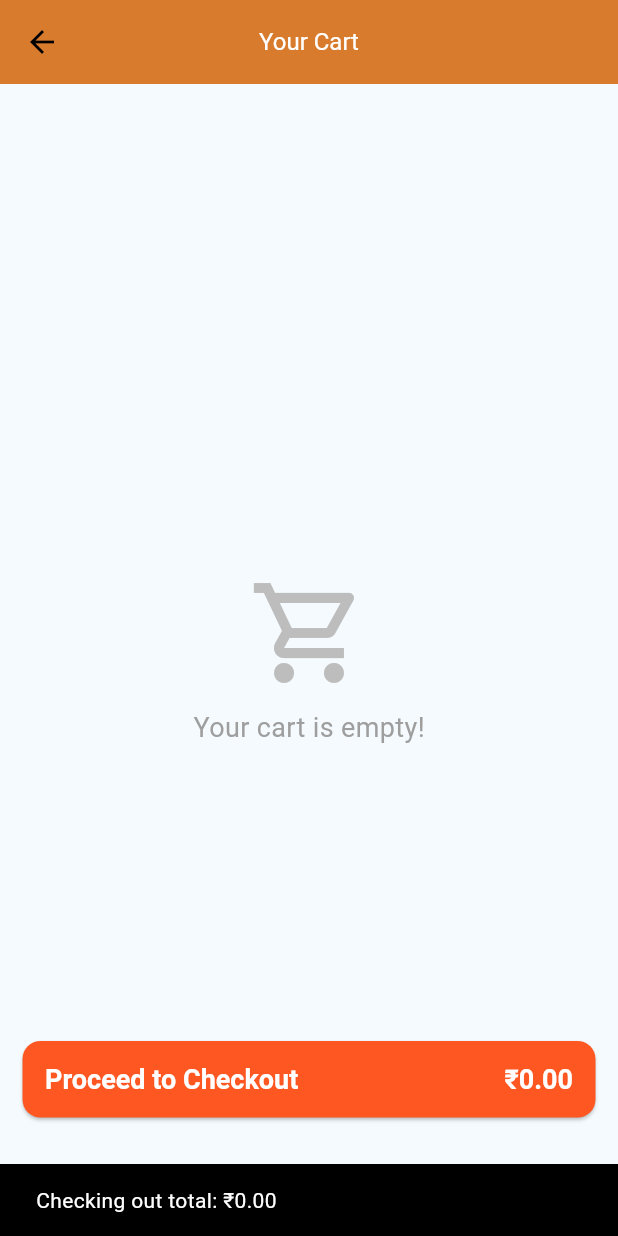
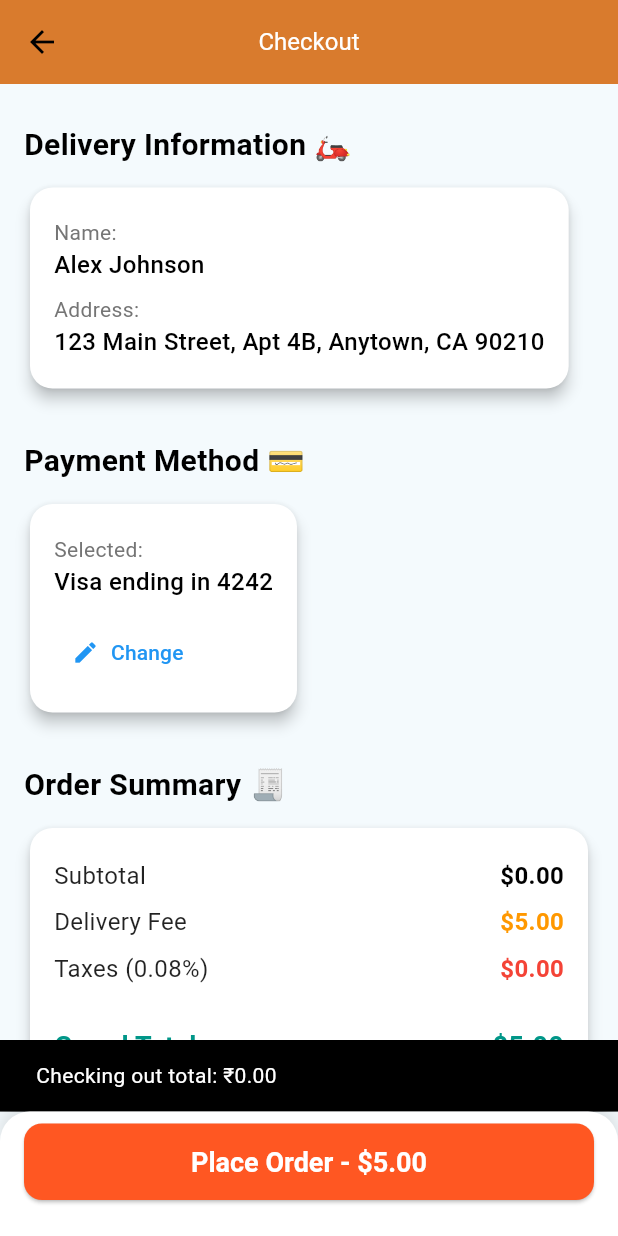
Before and after one commit to devesh12335/food_order_demo, a Flutter app: the CartPage screen opened by its route, after a tap on "Proceed to Checkout", on a phone screen of 412 x 824 dp. Run offline on Flutter 3.47's test engine with Material 3 defaults, Android fonts, the phone set to English and light mode, and no system bars; our stand-ins replace bloc, dio, equatable, flutter_bloc; missing offline and left inert: http_mock_adapter; network calls fail; Roboto replaces fonts that are missing (Montserrat).

Commit message:
cart page bloc completed

```diff
--- a/lib/presentation/screens/cart/bloc.dart
+++ b/lib/presentation/screens/cart/bloc.dart
@@ -1,5 +1,10 @@
 import 'package:bloc/bloc.dart';
+import 'package:flutter/material.dart';
 import 'package:flutter_bloc/flutter_bloc.dart';
+import 'package:food_orders/global_state/globalState.dart';
+import 'package:food_orders/models/cart_model.dart';
+import 'package:food_orders/models/food_list_model.dart';
+import 'package:food_orders/presentation/screens/checkout/view.dart';
 
 import 'events.dart';
 import 'state.dart';
@@ -7,15 +12,95 @@ import 'state.dart';
 class CartBloc extends Bloc<CartEvent, CartState> {
   CartBloc() : super(CartState.initial()) {
     on<CartInitEvent>(_onInit);
+    on<updateTotalPriceEvent>(_onupdateTotalPrice);
+    on<increaseQtyEvent>(_onincreaseQty);
+    on<decreaseQtyEvent>(_ondecreaseQty);
+    on<CheckoutEvent>(_onCheckout);
+}
+
+  Future<void> _onCheckout(CheckoutEvent event, Emitter<CartState> emit) async {
+    try {
+        Navigator.of(event.context).push(MaterialPageRoute(builder: (context)=>CheckoutScreen(subtotalPrice: state.totalPrice??0)));
+    } catch (e) {
+      emit(state.copyWith(status: CartStatus.error, error: e.toString()));
+    }
+  }
+
+
+
+
+  _ondecreaseQty(
+    decreaseQtyEvent event,
+    Emitter<CartState> emit,
+  )  {
+    try {
+      List<CartModel> products =List.from(state.cartItems ?? []);
+      int index = products.indexWhere((ele) => ele.item == event.item.item);
+      if (index != -1) {
+        if (event.item.Quntity > 0) {
+          final updatedItem = CartModel(
+            Quntity: products[index].Quntity - 1,
+            item: event.item.item,
+          );
+          products[index] = updatedItem;
+        }
+
+      }
+add(updateTotalPriceEvent());
+      emit(state.copyWith(cartItems: products));
+    } catch (e) {
+      emit(state.copyWith(status: CartStatus.error, error: e.toString()));
+    }
+  }
+
+  _onincreaseQty(
+    increaseQtyEvent event,
+    Emitter<CartState> emit,
+  )  {
+    try {
+      List<CartModel> products =List.from(state.cartItems ?? []);
+      int index = products.indexWhere((ele) => ele.item == event.item.item);
+      if (index != -1) {
+        final updatedItem = CartModel(
+          Quntity: products[index].Quntity + 1,
+          item: event.item.item,
+        );
+        products[index] = updatedItem;
+      }
+add(updateTotalPriceEvent());
+      emit(state.copyWith(cartItems: products));
+    } catch (e) {
+      emit(state.copyWith(status: CartStatus.error, error: e.toString()));
+    }
+  }
+
+  Future<void> _onupdateTotalPrice(
+    updateTotalPriceEvent event,
+    Emitter<CartState> emit,
+  ) async {
+    try {
+      double total = state.cartItems!.fold(0, (accumulator, cartItem) {
+
+    final price = cartItem.item.price ?? 0;
+    final quantity = cartItem.Quntity;
+
+    return accumulator + (price * quantity);
+  });
+  emit(state.copyWith(totalPrice: double.parse("$total")));
+    } catch (e) {
+      emit(state.copyWith(status: CartStatus.error, error: e.toString()));
+    }
   }
 
   Future<void> _onInit(CartInitEvent event, Emitter<CartState> emit) async {
     try {
       emit(state.copyWith(status: CartStatus.loading));
-      // Iniatial task here
-      emit(state.copyWith(
-        status: CartStatus.loaded,
-      ));
+      List<FoodItem> products = GlobalState.instance.CartItemList;
+      List<CartModel> cartList = products
+          .map((e) => CartModel(Quntity: 1, item: e))
+          .toList();
+          add(updateTotalPriceEvent());
+      emit(state.copyWith(status: CartStatus.loaded, cartItems: cartList));
     } catch (e) {
       emit(state.copyWith(status: CartStatus.error, error: e.toString()));
     }
--- a/lib/presentation/screens/cart/state.dart
+++ b/lib/presentation/screens/cart/state.dart
@@ -1,30 +1,39 @@
 import 'package:equatable/equatable.dart';
+import 'package:food_orders/models/cart_model.dart';
 
 enum CartStatus { initial, loading, loaded, error }
 
 class CartState extends Equatable {
   final CartStatus status;
   final String? error;
+  final double? totalPrice;
+   List<CartModel>? cartItems;
 
-  const CartState({
+   CartState({
     required this.status,
     this.error,
+    this.totalPrice,
+    this.cartItems,
   });
 
-  factory CartState.initial() => const CartState(
+  factory CartState.initial() =>  CartState(
     status: CartStatus.initial,
   );
 
   CartState copyWith({
     CartStatus? status,
     String? error,
+    double? totalPrice,
+    List<CartModel>? cartItems,
   }) {
     return CartState(
       status: status ?? this.status,
       error: error ?? this.error,
+      totalPrice: totalPrice ?? this.totalPrice,
+      cartItems: cartItems ?? this.cartItems,
     );
   }
 
   @override
-  List<Object?> get props => [status, error];
+  List<Object?> get props => [status, error, cartItems, totalPrice];
 }
--- a/lib/presentation/screens/cart/view.dart
+++ b/lib/presentation/screens/cart/view.dart
@@ -3,7 +3,9 @@ import 'dart:ffi';
 import 'package:flutter/material.dart';
 import 'package:flutter_bloc/flutter_bloc.dart';
 import 'package:food_orders/global_state/globalState.dart';
+import 'package:food_orders/models/cart_model.dart';
 import 'package:food_orders/models/food_list_model.dart';
+import 'package:food_orders/presentation/resources/color_manager.dart';
 
 import 'bloc.dart';
 import 'events.dart';
@@ -52,11 +54,7 @@ class CartLoadedPage extends StatelessWidget {
   // List<FoodItem> cartItems;
   CartLoadedPage({super.key,required this.state});
 
-  double get _totalPrice {
-    // Sums up all the prices (assuming price is in cents and converting to dollars)
-    final totalCents = GlobalState.instance.CartItemList.fold(0, (sum, item) => sum + (item.price ?? 0));
-    return double.parse("$totalCents") ;
-  }
+
   @override
   Widget build(BuildContext context) {
      return Scaffold(
@@ -65,7 +63,7 @@ class CartLoadedPage extends StatelessWidget {
 
         elevation: 10,
       ),
-      body: GlobalState.instance.CartItemList.isEmpty
+      body: state.cartItems!.isEmpty
           ? Center(
               child: Column(
                 mainAxisAlignment: MainAxisAlignment.center,
@@ -81,9 +79,9 @@ class CartLoadedPage extends StatelessWidget {
           : ListView.builder(
               padding: const EdgeInsets.only(
                   top: 10.0, left: 16.0, right: 16.0, bottom: 100.0),
-              itemCount: GlobalState.instance.CartItemList.length,
+              itemCount: state.cartItems!.length,
               itemBuilder: (context, index) {
-                return _buildCartItem(GlobalState.instance.CartItemList[index]);
+                return _buildCartItem(state.cartItems![index],context);
               },
             ),
 
@@ -98,10 +96,10 @@ class CartLoadedPage extends StatelessWidget {
       padding: const EdgeInsets.all(15.0),
       child: ElevatedButton(
         onPressed: () {
-          // Placeholder for checkout logic
+          context.read<CartBloc>().add(CheckoutEvent(context: context));
           ScaffoldMessenger.of(context).showSnackBar(
             SnackBar(
-              content: Text('Checking out total: \u{20B9}${_totalPrice.toStringAsFixed(2)}'),
+              content: Text('Checking out total: \u{20B9}${(state.totalPrice??0).toStringAsFixed(2)}'),
             ),
           );
         },
@@ -125,7 +123,7 @@ class CartLoadedPage extends StatelessWidget {
             Padding(
               padding: const EdgeInsets.only(right: 15.0),
               child: Text(
-                '\u{20B9}${_totalPrice.toStringAsFixed(2)}',
+                '\u{20B9}${(state.totalPrice??0).toStringAsFixed(2)}',
                 style: const TextStyle(
                     fontSize: 18, fontWeight: FontWeight.bold, color: Colors.white),
               ),
@@ -137,7 +135,7 @@ class CartLoadedPage extends StatelessWidget {
 
   }
 
-   Widget _buildCartItem(FoodItem item) {
+   Widget _buildCartItem(CartModel item,BuildContext context) {
     return Card(
       elevation: 3,
       margin: const EdgeInsets.symmetric(vertical: 8.0, horizontal: 4.0),
@@ -146,14 +144,17 @@ class CartLoadedPage extends StatelessWidget {
       ),
       child: Padding(
         padding: const EdgeInsets.all(12.0),
-        child: Row(
+        child: Column(
+          crossAxisAlignment: CrossAxisAlignment.end,
+          children: [
+            Row(
               children: [
                 // Product Image (Placeholder or URL)
                 ClipRRect(
                   borderRadius: BorderRadius.circular(10.0),
-              child: item.image != null && item.image!.isNotEmpty
+                  child: item.item.image != null && item.item.image!.isNotEmpty
                       ? Image.network(
-                      item.image!,
+                          item.item.image!,
                           width: 60,
                           height: 60,
                           fit: BoxFit.cover,
@@ -180,7 +181,7 @@ class CartLoadedPage extends StatelessWidget {
                     crossAxisAlignment: CrossAxisAlignment.start,
                     children: [
                       Text(
-                    item.name ?? 'Unknown Item',
+                        item.item.name ?? 'Unknown Item',
                         style: const TextStyle(
                           fontSize: 18,
                           fontWeight: FontWeight.bold,
@@ -190,7 +191,7 @@ class CartLoadedPage extends StatelessWidget {
                       ),
                       const SizedBox(height: 4),
                       Text(
-                    item.category ?? 'N/A',
+                        item.item.category ?? 'N/A',
                         style: TextStyle(
                           fontSize: 14,
                           color: Colors.grey[600],
@@ -202,7 +203,7 @@ class CartLoadedPage extends StatelessWidget {
 
                 // Price
                 Text(
-              '\u{20B9}${(item.price!).toStringAsFixed(2)}',
+                  '\u{20B9}${(item.item.price!).toStringAsFixed(2)}',
                   style: const TextStyle(
                     fontSize: 18,
                     fontWeight: FontWeight.w600,
@@ -211,6 +212,24 @@ class CartLoadedPage extends StatelessWidget {
                 ),
               ],
             ),
+
+            SizedBox(
+              width: 100,height: 50,
+              child: FittedBox(
+                child: Row(
+                  mainAxisAlignment: MainAxisAlignment.end,
+                  children: [
+                  IconButton(onPressed: ()=>context.read<CartBloc>().add(increaseQtyEvent(item: item)), icon: Icon(Icons.add,color: ColorManager.primary,)),
+                  CircleAvatar(
+
+                    backgroundColor: ColorManager.primary.withAlpha(50),
+                    child: Text("${item.Quntity}",style: TextStyle(color: Colors.black),),),
+                   IconButton(onPressed: ()=>context.read<CartBloc>().add(decreaseQtyEvent(item: item)), icon: Icon(Icons.remove,color: ColorManager.primary,)),
+                ],),
+              ),
+            )
+          ],
+        ),
       ),
     );
   }
--- /dev/null
+++ b/lib/presentation/screens/checkout/view.dart
@@ -0,0 +1,214 @@
+import 'package:flutter/material.dart';
+
+class CheckoutScreen extends StatelessWidget {
+
+  final double subtotalPrice;
+
+  const CheckoutScreen({super.key, required this.subtotalPrice});
+
+
+  static const double _deliveryFee = 5.00;
+  static const double _taxRate = 0.08; // 8% tax
+
+
+  static const String _userName = 'Alex Johnson';
+  static const String _userAddress = '123 Main Street, Apt 4B, Anytown, CA 90210';
+  static const String _userPaymentMethod = 'Visa ending in 4242';
+
+
+  double get _taxAmount => subtotalPrice * _taxRate;
+  double get _grandTotal => subtotalPrice + _deliveryFee + _taxAmount;
+
+  @override
+  Widget build(BuildContext context) {
+    return Scaffold(
+      appBar: AppBar(
+        title: const Text('Checkout'),
+
+        elevation: 10,
+      ),
+      body: SingleChildScrollView(
+        padding: const EdgeInsets.all(16.0),
+        child: Column(
+          crossAxisAlignment: CrossAxisAlignment.start,
+          children: [
+
+            _buildSectionTitle('Delivery Information 🛵'),
+            _buildInfoCard(
+              children: [
+                _buildInfoRow('Name', _userName),
+                _buildInfoRow('Address', _userAddress, isMultiline: true),
+              ],
+            ),
+            const SizedBox(height: 20),
+
+
+            _buildSectionTitle('Payment Method 💳'),
+            _buildInfoCard(
+              children: [
+                _buildInfoRow('Selected', _userPaymentMethod),
+                const SizedBox(height: 8),
+                TextButton.icon(
+                  onPressed: () {
+                   ScaffoldMessenger.of(context).showSnackBar(
+      SnackBar(
+        content: Text('Payment Method Changed'),
+        duration: const Duration(seconds: 1),
+      ),
+    );
+
+                  },
+                  icon: const Icon(Icons.edit, size: 18),
+                  label: const Text('Change'),
+                ),
+              ],
+            ),
+            const SizedBox(height: 20),
+
+            _buildSectionTitle('Order Summary 🧾'),
+            _buildInfoCard(
+              children: [
+
+                _buildPriceRow('Subtotal', subtotalPrice, Colors.black),
+
+                _buildPriceRow('Delivery Fee', _deliveryFee, Colors.orange),
+
+                _buildPriceRow('Taxes ($_taxRate%)', _taxAmount, Colors.red),
+
+                const Divider(height: 20, thickness: 1.5),
+
+                _buildPriceRow('Grand Total', _grandTotal, Colors.teal, isTotal: true),
+              ],
+            ),
+          ],
+        ),
+      ),
+
+      bottomNavigationBar: _buildPlaceOrderButton(context),
+    );
+  }
+
+
+  Widget _buildSectionTitle(String title) {
+    return Padding(
+      padding: const EdgeInsets.only(bottom: 10.0, top: 10.0),
+      child: Text(
+        title,
+        style: const TextStyle(
+          fontSize: 20,
+          fontWeight: FontWeight.bold,
+        ),
+      ),
+    );
+  }
+
+
+  Widget _buildInfoRow(String label, String value, {bool isMultiline = false}) {
+    return Padding(
+      padding: const EdgeInsets.symmetric(vertical: 4.0),
+      child: Column(
+        crossAxisAlignment: CrossAxisAlignment.start,
+        children: [
+          Text(
+            '$label:',
+            style: TextStyle(fontSize: 14, color: Colors.grey[600]),
+          ),
+          Text(
+            value,
+            style: const TextStyle(fontSize: 16, fontWeight: FontWeight.w500),
+            maxLines: isMultiline ? 3 : 1,
+            overflow: TextOverflow.ellipsis,
+          ),
+        ],
+      ),
+    );
+  }
+
+  // Helper widget for price breakdown rows
+  Widget _buildPriceRow(String label, double amount, Color color, {bool isTotal = false}) {
+    return Padding(
+      padding: const EdgeInsets.symmetric(vertical: 4.0),
+      child: Row(
+        mainAxisAlignment: MainAxisAlignment.spaceBetween,
+        children: [
+          Text(
+            label,
+            style: TextStyle(
+              fontSize: isTotal ? 18 : 16,
+              fontWeight: isTotal ? FontWeight.bold : FontWeight.normal,
+              color: isTotal ? color : Colors.black87,
+            ),
+          ),
+          Text(
+            '\$${amount.toStringAsFixed(2)}',
+            style: TextStyle(
+              fontSize: isTotal ? 18 : 16,
+              fontWeight: isTotal ? FontWeight.bold : FontWeight.w600,
+              color: color,
+            ),
+          ),
+        ],
+      ),
+    );
+  }
+
+
+  Widget _buildInfoCard({required List<Widget> children}) {
+    return Card(
+      elevation: 4,
+      shape: RoundedRectangleBorder(
+        borderRadius: BorderRadius.circular(15.0), // Curved Corners
+      ),
+      child: Padding(
+        padding: const EdgeInsets.all(16.0),
+        child: Column(
+          crossAxisAlignment: CrossAxisAlignment.start,
+          children: children,
+        ),
+      ),
+    );
+  }
+
+
+  Widget _buildPlaceOrderButton(BuildContext context) {
+    return Container(
+      padding: const EdgeInsets.fromLTRB(16, 8, 16, 24),
+      decoration: BoxDecoration(
+        color: Colors.white,
+        boxShadow: const [
+          BoxShadow(color: Colors.black12, blurRadius: 10.0, offset: Offset(0, -5)),
+        ],
+        borderRadius: const BorderRadius.only(
+          topLeft: Radius.circular(20.0),
+          topRight: Radius.circular(20.0),
+        ),
+      ),
+      child: ElevatedButton(
+        onPressed: () {
+           ScaffoldMessenger.of(context).showSnackBar(
+      SnackBar(
+        content: Text('Order Placed Successfully'),
+        duration: const Duration(seconds: 1),
+      ),
+    );
+        },
+        style: ElevatedButton.styleFrom(
+          backgroundColor: Colors.deepOrange,
+          padding: const EdgeInsets.symmetric(vertical: 15.0),
+          shape: RoundedRectangleBorder(
+            borderRadius: BorderRadius.circular(12.0), // Curved button corners
+          ),
+          minimumSize: const Size(double.infinity, 50),
+        ),
+        child: Text(
+          'Place Order - \$${_grandTotal.toStringAsFixed(2)}',
+          style: const TextStyle(
+              fontSize: 18, fontWeight: FontWeight.bold, color: Colors.white),
+        ),
+      ),
+    );
+  }
+
+
+
+}
```
Also changed, not shown: lib/models/cart_model.dart (added, +7 -0 lines), lib/presentation/screens/cart/events.dart (+25 -0 lines). Lines whose indentation alone changed are shown as unchanged.
